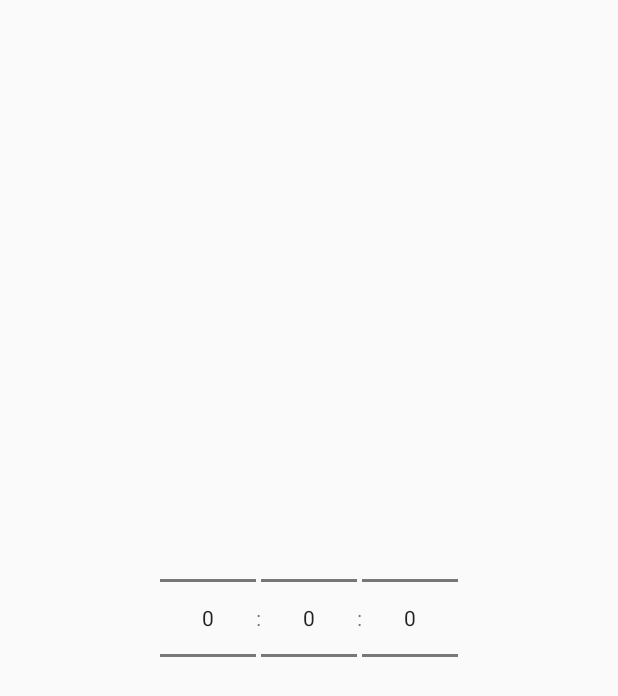
After one commit to balazs9510/onlab2, an Android app: the layout timepicker_dialog.xml on its own in the app's theme, with its tools: preview values and no code run, on a phone screen of 412 x 824 dp. The commit adds this screen. Shown: the top 696 px of the screen. Run offline under Robolectric (Android 15) with nearby library versions, the phone set to English and light mode, and no system bars.

Commit message:
Timepicker preference

```diff
--- a/Client/app/build.gradle
+++ b/Client/app/build.gradle
@@ -4,7 +4,7 @@ android {
     compileSdkVersion 28
     defaultConfig {
         applicationId "hu.bme.aut.physicexperiment"
-        minSdkVersion 15
+        minSdkVersion 21
         targetSdkVersion 28
         versionCode 1
         versionName "1.0"
@@ -19,6 +19,8 @@ android {
 }
 
 dependencies {
+    implementation 'com.jakewharton:butterknife:8.8.1'
+    annotationProcessor 'com.jakewharton:butterknife-compiler:8.8.1'
     implementation fileTree(dir: 'libs', include: ['*.jar'])
     implementation 'com.android.support:appcompat-v7:28.0.0-rc02'
     implementation 'com.android.support.constraint:constraint-layout:1.1.3'
--- a/Client/app/src/main/AndroidManifest.xml
+++ b/Client/app/src/main/AndroidManifest.xml
@@ -8,7 +8,7 @@
         android:label="@string/app_name"
         android:roundIcon="@mipmap/ic_launcher_round"
         android:supportsRtl="true"
-        android:theme="@style/AppTheme">
+        android:theme="@style/Theme.AppCompat.Light.NoActionBar">
         <activity android:name=".MainActivity">
             <intent-filter>
                 <action android:name="android.intent.action.MAIN" />
@@ -16,6 +16,7 @@
                 <category android:name="android.intent.category.LAUNCHER" />
             </intent-filter>
         </activity>
+        <activity android:name=".SettingActivity"></activity>
     </application>
 
 </manifest>
--- /dev/null
+++ b/Client/app/src/main/res/layout/timepicker_dialog.xml
@@ -0,0 +1,33 @@
+<?xml version="1.0" encoding="utf-8"?>
+<LinearLayout xmlns:android="http://schemas.android.com/apk/res/android"
+    android:orientation="horizontal"
+    android:gravity="center"
+    android:layout_width="match_parent"
+    android:layout_height="match_parent">
+
+    <NumberPicker
+        android:layout_width="wrap_content"
+        android:layout_height="wrap_content"
+        android:tooltipText="@string/hour"
+        android:id="@+id/hourpicker" />
+
+    <TextView
+        android:layout_width="wrap_content"
+        android:layout_height="wrap_content"
+        android:text="@string/colon" />
+
+    <NumberPicker
+        android:layout_width="wrap_content"
+        android:layout_height="wrap_content"
+        android:id="@+id/minpicker" />
+
+    <TextView
+        android:layout_width="wrap_content"
+        android:layout_height="wrap_content"
+        android:text="@string/colon" />
+
+    <NumberPicker
+        android:layout_width="wrap_content"
+        android:layout_height="wrap_content"
+        android:id="@+id/secpicker" />
+</LinearLayout>
--- a/Client/app/src/main/res/values/strings.xml
+++ b/Client/app/src/main/res/values/strings.xml
@@ -1,3 +1,9 @@
 <resources>
     <string name="app_name">PhysicExperiment</string>
+    <string name="cancel">Mégse</string>
+    <string name="set">Beállít</string>
+    <string name="hour">Óra</string>
+    <string name="colon">:</string>
+    <string name="setPeriod">Periódus beállítása</string>
+    <string name="settings">Beállítások</string>
 </resources>
--- /dev/null
+++ b/Client/app/src/main/res/xml/preferences.xml
@@ -0,0 +1,4 @@
+<PreferenceScreen xmlns:android="http://schemas.android.com/apk/res/android">
+    <hu.bme.aut.physicexperiment.UIElement.TimePreference />
+
+</PreferenceScreen>
```
Also changed, not shown: Client/app/src/main/java/hu/bme/aut/physicexperiment/MainActivity.java (+31 -0 lines), Client/app/src/main/java/hu/bme/aut/physicexperiment/SettingActivity.java (added, +37 -0 lines), Client/app/src/main/java/hu/bme/aut/physicexperiment/UIElement/SavedState.java (added, +41 -0 lines), Client/app/src/main/java/hu/bme/aut/physicexperiment/UIElement/TimePreference.java (added, +170 -0 lines), Client/app/src/main/res/layout/activity_main.xml (+8 -8 lines), Client/app/src/main/res/layout/activity_setting.xml (added, +9 -0 lines), Client/app/src/main/res/menu/default_menu.xml (added, +11 -0 lines).
